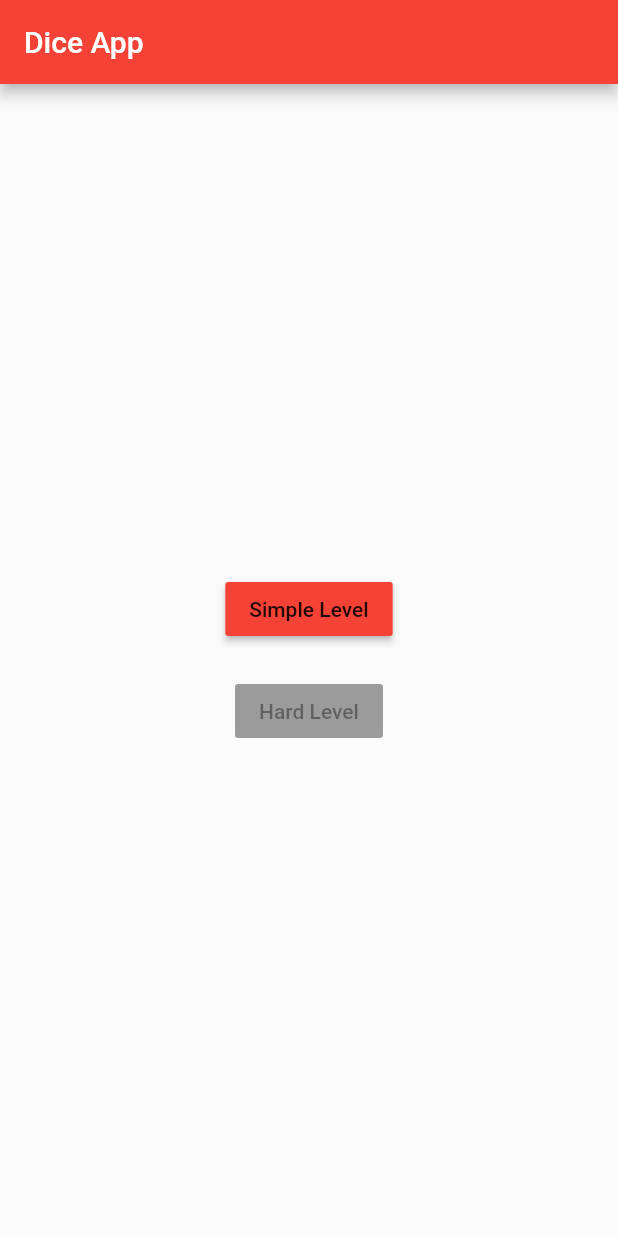
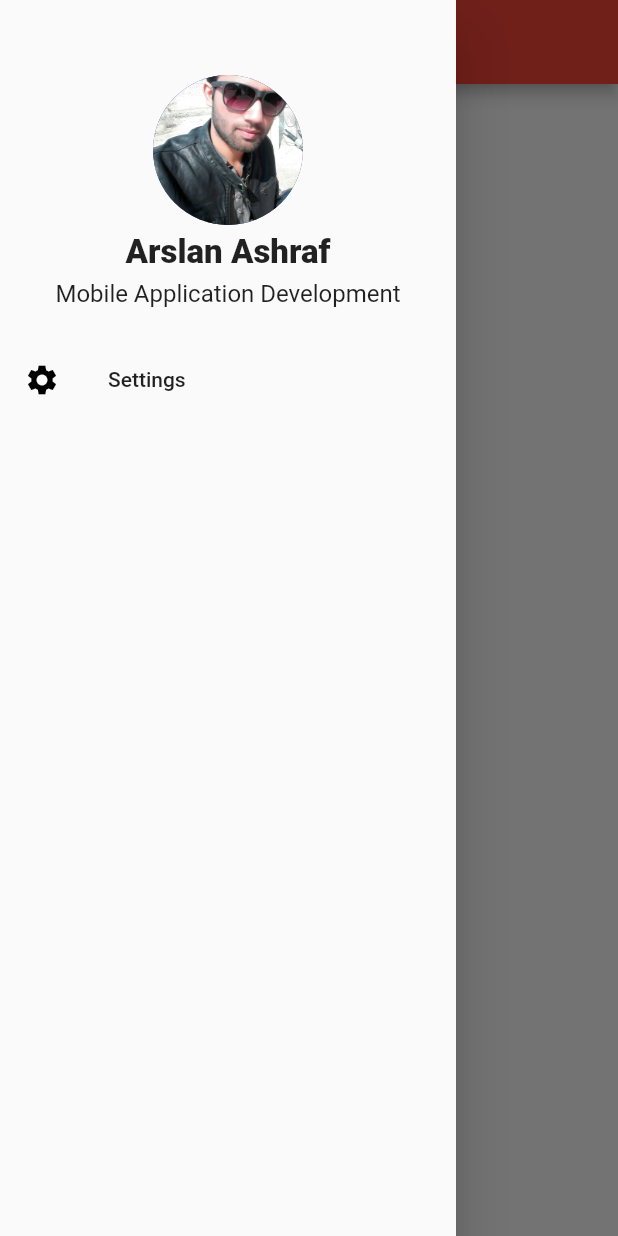
Before and after one commit to arslanashraf006/SP17-BCS-006, a Flutter app: the screen it shows after launch, with the side drawer open (before the commit the screen has no drawer), on a phone screen of 412 x 824 dp. Run offline on Flutter 3.47's test engine with Material 2 defaults, Android fonts, the phone set to English and light mode, and no system bars.

Commit message:
Commit:9 your app has navigation drawer

```diff
--- a/lib/home.dart
+++ b/lib/home.dart
@@ -1,6 +1,7 @@
 import 'package:flutter/cupertino.dart';
 import 'package:flutter/material.dart';
 import 'simplelevel.dart';
+import 'navigationbar.dart';
 
 class homepage extends StatefulWidget {
   @override
@@ -12,6 +13,9 @@ class _homepageState extends State<homepage> {
   Widget build(BuildContext context) {
     return Scaffold(
       appBar: AppBar(backgroundColor: Colors.red, title: Text('Dice App')),
+      drawer: Drawer(
+        child: navigationbar(),
+      ),
       body: Center(
         child: Column(
           mainAxisAlignment: MainAxisAlignment.center,
--- /dev/null
+++ b/lib/navigationbar.dart
@@ -0,0 +1,74 @@
+import 'package:flutter/material.dart';
+
+class navigationbar extends StatelessWidget {
+  const navigationbar({Key key}) : super(key: key);
+
+  @override
+  Widget build(BuildContext context) {
+    return Column(children: [
+      Container(
+        child: Padding(
+          padding: EdgeInsets.only(top: 50.0),
+          child: Column(
+            mainAxisAlignment: MainAxisAlignment.center,
+            crossAxisAlignment: CrossAxisAlignment.center,
+            children: [
+              CircleAvatar(
+                radius: 50.0,
+                backgroundImage: AssetImage('images/arslan.jpg'),
+              ),
+              SizedBox(
+                height: 5.0,
+              ),
+              Text(
+                "Arslan Ashraf",
+                style: TextStyle(
+                  fontSize: 22.0,
+                  fontWeight: FontWeight.w800,
+                ),
+              ),
+              SizedBox(
+                height: 5.0,
+              ),
+              Text(
+                "Mobile Application Development",
+                style: TextStyle(
+                  fontSize: 16.0,
+                  fontWeight: FontWeight.w400,
+                ),
+              ),
+            ],
+          ),
+        ),
+      ),
+      SizedBox(
+        height: 20.0,
+      ),
+      //Now let's Add the button for the Menu
+      //and let's copy that and modify it
+
+      // ListTile(
+      //   onTap: () {
+      //     Navigator.push(
+      //       context,
+      //       MaterialPageRoute(builder: (context) => MyContact()),
+      //     );
+      //   },
+      //   leading: Icon(
+      //     Icons.inbox,
+      //     color: Colors.black,
+      //   ),
+      //   title: Text("Contact Us"),
+      // ),
+
+      ListTile(
+        onTap: () {},
+        leading: Icon(
+          Icons.settings,
+          color: Colors.black,
+        ),
+        title: Text("Settings"),
+      ),
+    ]);
+  }
+}
--- a/lib/simplelevel.dart
+++ b/lib/simplelevel.dart
@@ -1,8 +1,10 @@
 import 'dart:io';
 
+import 'package:diceapp/navigationbar.dart';
 import 'package:flutter/cupertino.dart';
 import 'package:flutter/material.dart';
 import 'dart:math';
+import 'navigationbar.dart';
 import 'home.dart';
 
 import 'package:flutter/services.dart';
@@ -70,9 +72,9 @@ class _DicepageState extends State<Dicepage> {
                 fontSize: 30.0),
           ),
         ),
-        // drawer: Drawer(
-        //      child: MainDrawer(),
-        //     ),
+        drawer: Drawer(
+          child: navigationbar(),
+        ),
         body: Padding(
           padding: const EdgeInsets.fromLTRB(21, 50, 21, 50),
           child: Column(
```
